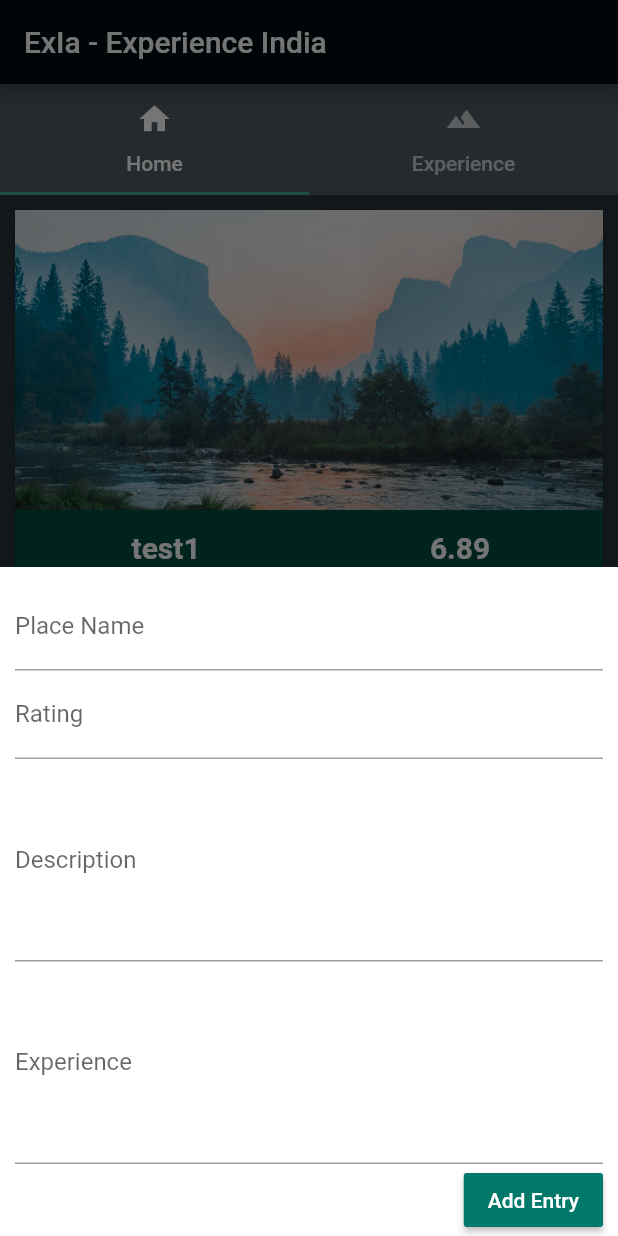
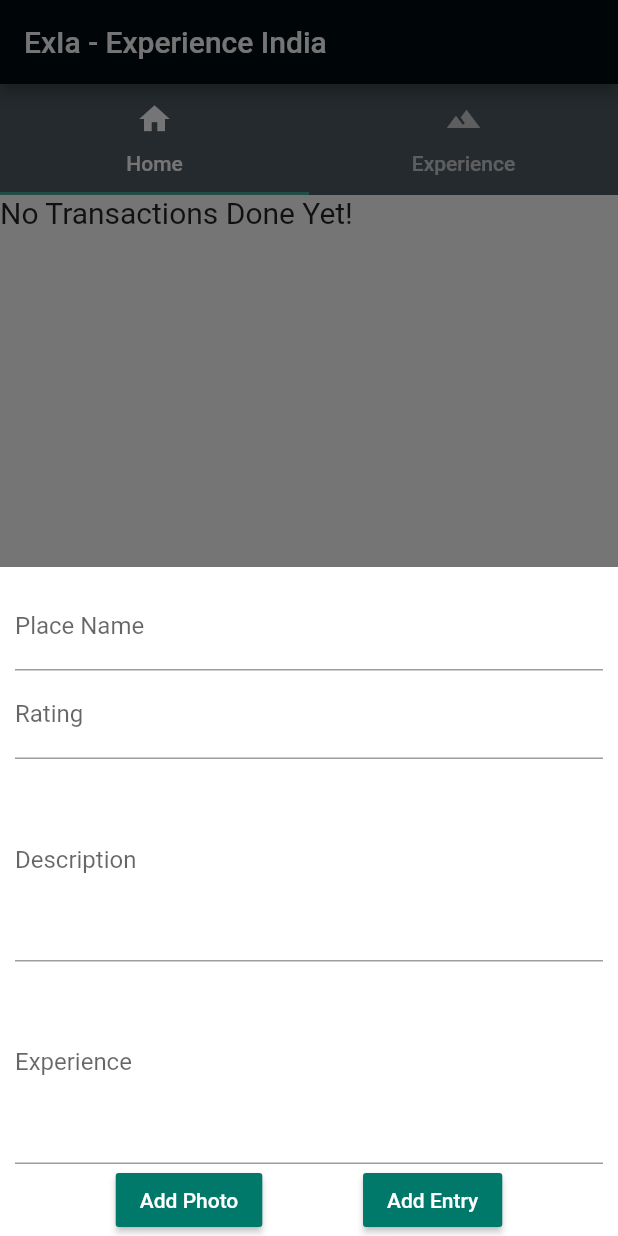
Before and after one commit to jatinkarthik-tripathy/ExIa, a Flutter app: the screen it shows after launch, after a tap on the "add" icon, on a phone screen of 412 x 824 dp. Run offline on Flutter 3.47's test engine with Material 2 defaults, Android fonts, the phone set to English and light mode, and no system bars; our stand-ins replace image_cropper, image_picker.

Commit message:
finished front-end, cropping still does not work

```diff
--- a/lib/main.dart
+++ b/lib/main.dart
@@ -1,3 +1,5 @@
+import 'dart:io';
+
 import 'package:exia/new_place.dart';
 import 'package:flutter/material.dart';
 import 'package:flutter/services.dart';
@@ -30,12 +32,7 @@ class MyHomePage extends StatefulWidget {
 class _MyHomePageState extends State<MyHomePage>
     with SingleTickerProviderStateMixin {
   TabController _controller;
-  final List<Places> _places = [
-    Places(img: "1", name: "test1 ", rating: 6.89),
-    Places(img: "2", name: "test2  ", rating: 9.6),
-    Places(img: "3", name: "test3  ", rating: 7.2),
-    Places(img: "4", name: "test4  ", rating: 3.9)
-  ];
+  final List<Places> _places = [];
   @override
   void initState() {
     super.initState();
@@ -47,14 +44,13 @@ class _MyHomePageState extends State<MyHomePage>
     backgroundColor: Color(0xff000a12),
   );
 
-  void _addNewPlace(String txImg, String txName, double txRating) {
+  void _addNewPlace(
+      File txImg, String txName, double txRating, String txDesc, String txExp) {
     final newPlace = Places(
-      img: txImg,
-      name: txName,
-      rating: txRating,
-    );
+        img: txImg, name: txName, rating: txRating, desc: txDesc, exp: txExp);
     setState(() {
-      _places.add(Places(img: "7", name: "last  ", rating: 6.89));
+      _places.add(newPlace);
+      print(_places);
     });
   }
 
@@ -71,7 +67,7 @@ class _MyHomePageState extends State<MyHomePage>
     );
   }
 
-  void _showDescModal(BuildContext ctx) {
+  void _showDescModal(BuildContext ctx, int idx) {
     showModalBottomSheet(
       context: ctx,
       builder: (_) {
@@ -82,7 +78,7 @@ class _MyHomePageState extends State<MyHomePage>
             height: 400,
             child: SingleChildScrollView(
               child: Text(
-                "Lorem ipsum dolor sit amet, consectetur adipiscing elit, sed do eiusmod tempor incididunt ut labore et dolore magna aliqua. Ut enim ad minim veniam, quis nostrud exercitation ullamco laboris nisi ut aliquip ex ea commodo consequat. Duis aute irure dolor in reprehenderit in voluptate velit esse cillum dolore eu fugiat nulla pariatur. Excepteur sint occaecat cupidatat non proident, sunt in culpa qui officia deserunt mollit anim id est laborum.",
+                _places[idx].desc,
                 style: TextStyle(
                   fontSize: 25,
                 ),
@@ -126,7 +122,19 @@ class _MyHomePageState extends State<MyHomePage>
                 child: TabBarView(
                   controller: _controller,
                   children: <Widget>[
-                    ListView.builder(
+                    _places.isEmpty
+                        ? Container(
+                            height: MediaQuery.of(context).size.height,
+                            width: MediaQuery.of(context).size.width,
+                            color: Colors.white,
+                            child: Text(
+                              'No Transactions Done Yet!',
+                              style: TextStyle(
+                                fontSize: 20,
+                              ),
+                            ),
+                          )
+                        : ListView.builder(
                             itemBuilder: (ctx, idx) {
                               return Card(
                                 margin: EdgeInsets.all(10),
@@ -136,10 +144,13 @@ class _MyHomePageState extends State<MyHomePage>
                                     children: <Widget>[
                                       Container(
                                         height: 200,
-                                  width: MediaQuery.of(context).size.width,
+                                        width:
+                                            MediaQuery.of(context).size.width,
                                         // color: Colors.amber,
                                         child: Image.asset(
-                                      'assets/images/landscape.jpg',
+                                            (_places[idx].img != null)
+                                                ? _places[idx].img.path
+                                                : "assets/images/landscape.jpg",
                                             fit: BoxFit.cover),
                                       ),
                                       Container(
@@ -152,23 +163,28 @@ class _MyHomePageState extends State<MyHomePage>
                                                 crossAxisAlignment:
                                                     CrossAxisAlignment.start,
                                                 mainAxisAlignment:
-                                              MainAxisAlignment.spaceAround,
+                                                    MainAxisAlignment
+                                                        .spaceAround,
                                                 children: <Widget>[
                                                   Text(
                                                     _places[idx].name,
                                                     style: TextStyle(
                                                       color: Colors.white,
                                                       fontSize: 20,
-                                                fontWeight: FontWeight.bold,
+                                                      fontWeight:
+                                                          FontWeight.bold,
                                                     ),
                                                     textAlign: TextAlign.center,
                                                   ),
                                                   Text(
-                                              _places[idx].rating.toString(),
+                                                    _places[idx]
+                                                        .rating
+                                                        .toString(),
                                                     style: TextStyle(
                                                       color: Colors.white,
                                                       fontSize: 20,
-                                                fontWeight: FontWeight.bold,
+                                                      fontWeight:
+                                                          FontWeight.bold,
                                                     ),
                                                     textAlign: TextAlign.center,
                                                   ),
@@ -180,7 +196,7 @@ class _MyHomePageState extends State<MyHomePage>
                                       )
                                     ],
                                   ),
-                            onTap: () => _showDescModal(context),
+                                  onTap: () => _showDescModal(context, idx),
                                 ),
                               );
                             },
@@ -235,7 +251,7 @@ class _MyHomePageState extends State<MyHomePage>
                                   height: 100,
                                   child: SingleChildScrollView(
                                     child: Text(
-                                      "Lorem ipsum dolor sit amet, consectetur adipiscing elit, sed do eiusmod tempor incididunt ut labore et dolore magna aliqua. Ut enim ad minim veniam, quis nostrud exercitation ullamco laboris nisi ut aliquip ex ea commodo consequat. Duis aute irure dolor in reprehenderit in voluptate velit esse cillum dolore eu fugiat nulla pariatur. Excepteur sint occaecat cupidatat non proident, sunt in culpa qui officia deserunt mollit anim id est laborum.",
+                                      _places[idx].exp,
                                       style: TextStyle(),
                                     ),
                                   ),
--- a/lib/models/places.dart
+++ b/lib/models/places.dart
@@ -1,13 +1,19 @@
+import 'dart:io';
+
 import 'package:flutter/material.dart';
 
 class Places {
-  final String img;
+  final File img;
   final String name;
   final double rating;
+  final String desc;
+  final String exp;
 
   Places({
     @required this.img,
     @required this.name,
     @required this.rating,
+    @required this.desc,
+    @required this.exp
   });
 }
--- a/lib/new_place.dart
+++ b/lib/new_place.dart
@@ -1,93 +1,10 @@
 import 'dart:async';
 import 'dart:core';
+import 'dart:io';
 
 import 'package:flutter/material.dart';
-import 'dart:io';
 import 'package:image_cropper/image_cropper.dart';
 import 'package:image_picker/image_picker.dart';
-
-class NewPlace extends StatefulWidget {
-  final Function addTx;
-
-  NewPlace(this.addTx);
-
-  @override
-  _NewPlaceState createState() => _NewPlaceState();
-}
-
-class _NewPlaceState extends State<NewPlace> {
-  final nameController = TextEditingController();
-  final descController = TextEditingController();
-  final expController = TextEditingController();
-
-  void _submitPlace() {
-    widget.addTx("5", "dejagd", "9.6");
-    Navigator.of(context).pop();
-  }
-
-  Widget build(BuildContext context) {
-    return Container(
-        width: double.infinity,
-        padding: EdgeInsets.only(
-          top: 10,
-          left: 10,
-          right: 10,
-          bottom: MediaQuery.of(context).viewInsets.bottom,
-        ),
-        color: Colors.white,
-        child: SingleChildScrollView(
-          child: Column(
-            crossAxisAlignment: CrossAxisAlignment.end,
-            children: <Widget>[
-              TextField(
-                style: TextStyle(color: Colors.white),
-                cursorColor: Color(0xff48a999),
-                decoration: InputDecoration(labelText: 'Place Name'),
-                controller: nameController,
-                onSubmitted: (_) => _submitPlace(),
-              ),
-              TextField(
-                style: TextStyle(color: Colors.white),
-                cursorColor: Color(0xff48a999),
-                decoration: InputDecoration(labelText: 'Rating'),
-                keyboardType: TextInputType.number,
-                controller: nameController,
-                onSubmitted: (_) => _submitPlace(),
-              ),
-              TextField(
-                style: TextStyle(color: Colors.white),
-                minLines: 5,
-                maxLines: 10,
-                decoration: InputDecoration(labelText: 'Description'),
-                controller: descController,
-                keyboardType: TextInputType.number,
-                onSubmitted: (_) => _submitPlace(),
-              ),
-              TextField(
-                style: TextStyle(color: Colors.white),
-                minLines: 5,
-                maxLines: 10,
-                decoration: InputDecoration(labelText: 'Experience'),
-                controller: expController,
-                keyboardType: TextInputType.number,
-                onSubmitted: (_) => _submitPlace(),
-              ),
-              // ImageCapture(),
-              RaisedButton(
-                child: Text(
-                  'Add Entry',
-                  style: TextStyle(
-                    color: Colors.white,
-                  ),
-                ),
-                onPressed: _submitPlace,
-                color: Color(0xff00796b),
-              )
-            ],
-          ),
-        ));
-  }
-}
 
 class ImageCapture extends StatefulWidget {
   createState() => _ImageCaptureState();
@@ -136,6 +53,10 @@ class _ImageCaptureState extends State<ImageCapture> {
               icon: Icon(Icons.photo_album),
               onPressed: () => _pickImage(ImageSource.gallery),
             ),
+            IconButton(
+              icon: Icon(Icons.done),
+              onPressed: () => Navigator.pop(context, _imageFile),
+            ),
           ],
         ),
       ),
@@ -161,3 +82,109 @@ class _ImageCaptureState extends State<ImageCapture> {
     );
   }
 }
+
+class NewPlace extends StatefulWidget {
+  final Function addTx;
+
+  NewPlace(this.addTx);
+
+  @override
+  _NewPlaceState createState() => _NewPlaceState();
+}
+
+class _NewPlaceState extends State<NewPlace> {
+  final nameController = TextEditingController();
+  final ratingController = TextEditingController();
+  final descController = TextEditingController();
+  final expController = TextEditingController();
+  File _img = null;
+  void submitPlace() {
+    widget.addTx(_img, nameController.text, double.parse(ratingController.text),
+        descController.text, expController.text);
+    Navigator.of(context).pop();
+  }
+
+  void goToSecondScreen() async {
+    _img = await Navigator.push(
+      context,
+      new MaterialPageRoute(
+        builder: (BuildContext context) => new ImageCapture(),
+      ),
+    );
+  }
+
+  Widget build(BuildContext context) {
+    return Container(
+        width: double.infinity,
+        padding: EdgeInsets.only(
+          top: 10,
+          left: 10,
+          right: 10,
+          bottom: MediaQuery.of(context).viewInsets.bottom,
+        ),
+        color: Colors.white,
+        child: SingleChildScrollView(
+          child: Column(
+            crossAxisAlignment: CrossAxisAlignment.end,
+            children: <Widget>[
+              TextField(
+                style: TextStyle(color: Colors.black),
+                cursorColor: Color(0xff48a999),
+                decoration: InputDecoration(labelText: 'Place Name'),
+                controller: nameController,
+                onSubmitted: (_) => submitPlace(),
+              ),
+              TextField(
+                style: TextStyle(color: Colors.black),
+                cursorColor: Color(0xff48a999),
+                decoration: InputDecoration(labelText: 'Rating'),
+                keyboardType: TextInputType.number,
+                controller: ratingController,
+                onSubmitted: (_) => submitPlace(),
+              ),
+              TextField(
+                style: TextStyle(color: Colors.black),
+                minLines: 5,
+                maxLines: 10,
+                decoration: InputDecoration(labelText: 'Description'),
+                controller: descController,
+                onSubmitted: (_) => submitPlace(),
+              ),
+              TextField(
+                style: TextStyle(color: Colors.black),
+                minLines: 5,
+                maxLines: 10,
+                decoration: InputDecoration(labelText: 'Experience'),
+                controller: expController,
+                onSubmitted: (_) => submitPlace(),
+              ),
+              Row(
+                mainAxisAlignment: MainAxisAlignment.spaceEvenly  ,
+                children: <Widget>[
+                  RaisedButton(
+                    child: Text(
+                      'Add Photo',
+                      style: TextStyle(
+                        color: Colors.white,
+                      ),
+                    ),
+                    onPressed: () => goToSecondScreen(),
+                    color: Color(0xff00796b),
+                  ),
+                  RaisedButton(
+                    child: Text(
+                      'Add Entry',
+                      style: TextStyle(
+                        color: Colors.white,
+                      ),
+                    ),
+                    onPressed: submitPlace,
+                    color: Color(0xff00796b),
+                  ),
+                ],
+              ),
+            ],
+          ),
+        ));
+  }
+}
```
Lines whose indentation alone changed are shown as unchanged.
